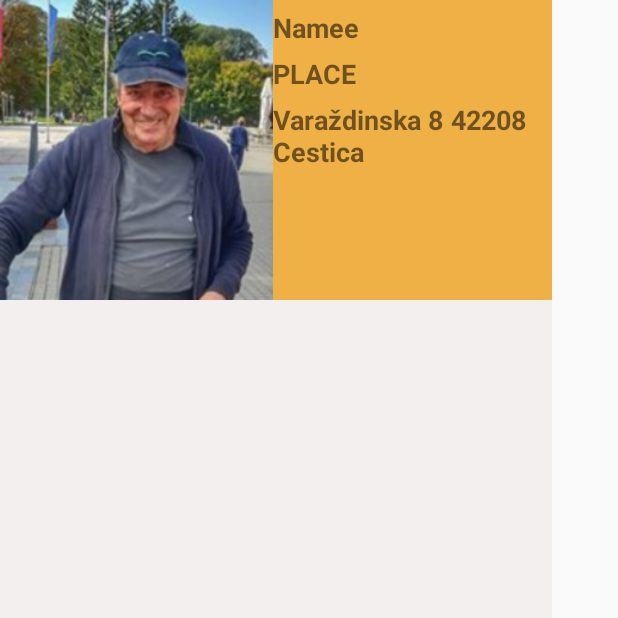
After one commit to zoky001/FiremanPro, an Android app: the ProfilActivity screen opened directly, with no data from a screen before it, on a phone screen of 412 x 824 dp, the top half of it. The commit adds this screen. Run offline under Robolectric (Android 15) with nearby library versions, the phone set to English and light mode, and no system bars; our stand-ins replace ButterKnife; libraries missing offline, so code that uses them is left out: com.raizlabs.android; 3 statements that could not run were skipped.

Commit message:
Create profil layout
-profil layout
-added test button ("Profil") on mainActivity for testing profilActivity
-Created profilController class

```diff
--- /dev/null
+++ b/FiremanPro/app/src/main/java/com/project/air/firemanpro/ProfilActivity.java
@@ -0,0 +1,37 @@
+package com.project.air.firemanpro;
+
+import android.support.v7.app.AppCompatActivity;
+import android.os.Bundle;
+import android.widget.ImageView;
+import android.widget.ListView;
+
+import com.project.air.firemanpro.profil.ProfilController;
+import com.project.test.database.Entities.House;
+
+import butterknife.BindView;
+import butterknife.ButterKnife;
+
+public class ProfilActivity extends AppCompatActivity {
+
+
+
+    House house;
+
+    @Override
+    protected void onCreate(Bundle savedInstanceState) {
+        super.onCreate(savedInstanceState);
+
+
+        house = ProfilController.getFirstHouse();
+
+       System.out.println(house.getHouse_image());
+
+
+
+
+
+
+
+        setContentView(R.layout.activity_profil);
+    }
+}
--- /dev/null
+++ b/FiremanPro/app/src/main/res/drawable/images_profil.xml
@@ -0,0 +1,4 @@
+<?xml version="1.0" encoding="utf-8"?>
+<selector xmlns:android="http://schemas.android.com/apk/res/android">
+
+</selector>
--- /dev/null
+++ b/FiremanPro/app/src/main/res/layout/activity_profil.xml
@@ -0,0 +1,98 @@
+<?xml version="1.0" encoding="utf-8"?>
+<android.support.constraint.ConstraintLayout xmlns:android="http://schemas.android.com/apk/res/android"
+    xmlns:app="http://schemas.android.com/apk/res-auto"
+    xmlns:tools="http://schemas.android.com/tools"
+    android:layout_width="match_parent"
+    android:layout_height="match_parent"
+    tools:context="com.project.air.firemanpro.ProfilActivity">
+
+
+    <FrameLayout
+        android:layout_width="368dp"
+        android:layout_height="495dp"
+        android:background="@color/colorInput"
+        tools:layout_editor_absoluteX="8dp"
+        tools:layout_editor_absoluteY="8dp">
+
+        <LinearLayout
+            android:layout_width="match_parent"
+            android:layout_height="200dp"
+            android:background="@color/colorButton"
+            android:orientation="horizontal"
+            android:weightSum="1"
+            tools:layout_editor_absoluteX="8dp"
+            tools:layout_editor_absoluteY="0dp">
+
+
+            <LinearLayout
+                android:layout_width="182dp"
+                android:layout_height="match_parent"
+                android:orientation="vertical">
+
+
+                <ImageView
+                    android:id="@+id/imageViewProfilHouse"
+                    android:layout_width="match_parent"
+                    android:layout_height="match_parent"
+                    android:src="@drawable/profil">
+
+                </ImageView>
+
+
+            </LinearLayout>
+
+            <LinearLayout
+                android:layout_width="match_parent"
+                android:layout_height="match_parent"
+                android:orientation="vertical">
+
+
+                <TextView
+                    android:id="@+id/editText_OwnerNameSurname"
+                    android:layout_width="match_parent"
+                    android:layout_height="wrap_content"
+
+                    android:layout_marginTop="@dimen/text_margin"
+
+                    android:ems="10"
+                    android:lineSpacingExtra="10sp"
+                    android:text="Namee"
+                    android:textAlignment="viewStart"
+                    android:textSize="18sp"
+                    android:textStyle="bold" />
+
+                <TextView
+                    android:id="@+id/editTextPlace"
+                    android:layout_width="match_parent"
+                    android:layout_height="wrap_content"
+                    android:layout_marginTop="@dimen/text_margin"
+
+                    android:ems="10"
+                    android:text="PLACE"
+                    android:textSize="18sp"
+                    android:textStyle="bold" />
+
+                <TextView
+                    android:id="@+id/editTextAddress"
+                    android:layout_width="match_parent"
+                    android:layout_height="wrap_content"
+                    android:layout_marginTop="@dimen/text_margin"
+                    android:ems="10"
+                    android:inputType="textMultiLine"
+                    android:text="Varaždinska 8 42208 Cestica"
+                    android:textSize="18sp"
+                    android:textStyle="bold" />
+
+
+            </LinearLayout>
+
+
+        </LinearLayout>
+
+
+    </FrameLayout>
+
+
+
+
+</android.support.constraint.ConstraintLayout>
--- /dev/null
+++ b/FiremanPro/app/src/main/res/values/dimens.xml
@@ -0,0 +1,4 @@
+<?xml version="1.0" encoding="utf-8"?>
+<resources>
+    <dimen name="text_margin">6dp</dimen>
+</resources>
```
Also changed, not shown: FiremanPro/app/build.gradle (+5 -5 lines), FiremanPro/app/src/main/AndroidManifest.xml (+5 -4 lines), FiremanPro/app/src/main/java/com/project/air/firemanpro/MainActivity.java (+9 -1 lines), FiremanPro/app/src/main/java/com/project/air/firemanpro/profil/ProfilController.java (added, +30 -0 lines), FiremanPro/app/src/main/res/layout/activity_main.xml (+14 -2 lines), FiremanPro/app/src/main/res/layout/result_item.xml (+18 -18 lines), FiremanPro/database/src/main/java/com/project/test/database/Entities/House.java (+8 -0 lines), FiremanPro/app/src/main/res/drawable/profil.png (added).
